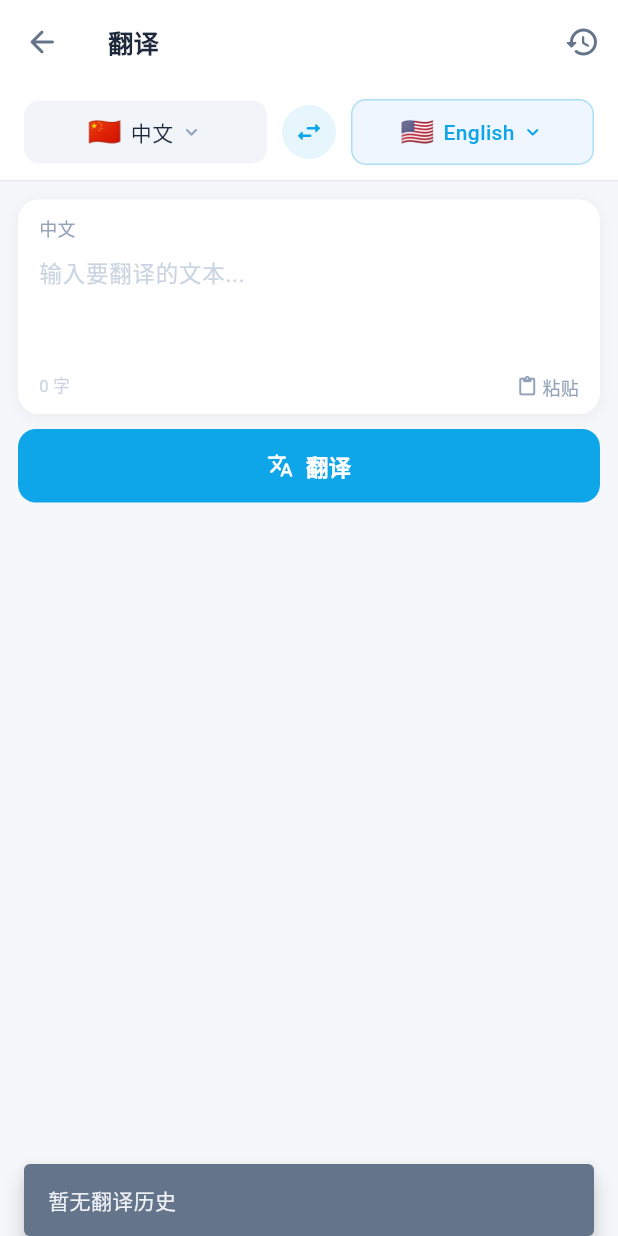
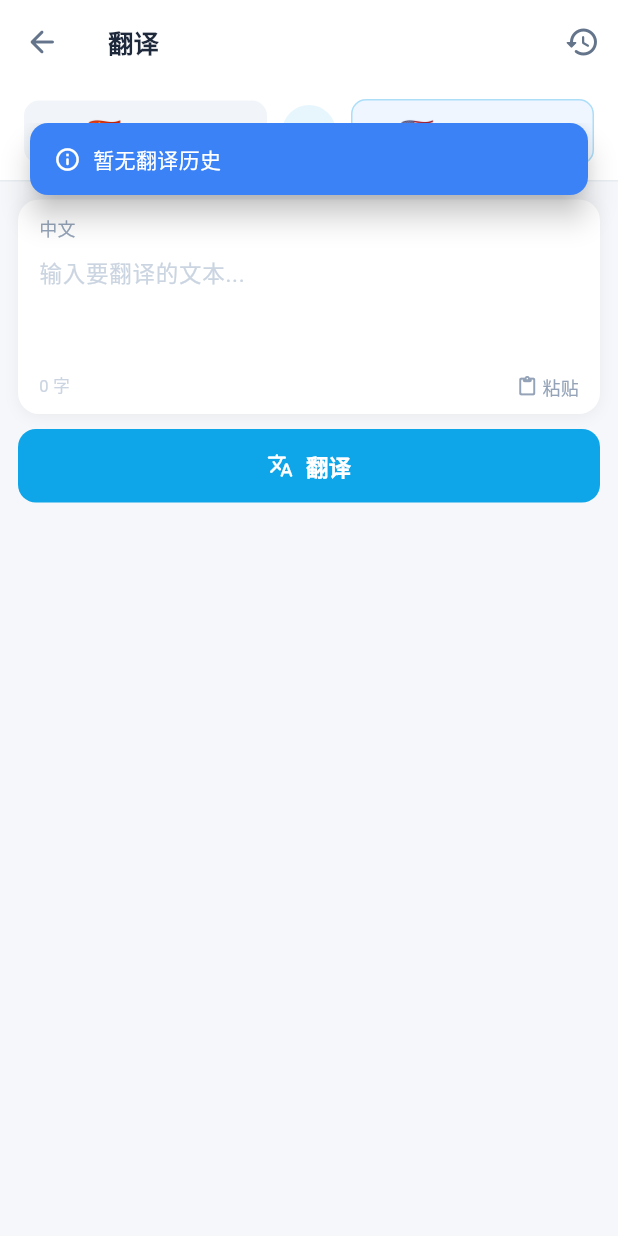
Before and after one commit to 17764526871/dagou-flutter, a Flutter app: the TranslateScreen screen opened directly, after a tap on the "history" icon, on a phone screen of 412 x 824 dp. Run offline on Flutter 3.47's test engine with Material 3 defaults, Android fonts, the phone set to English and light mode, and no system bars; our stand-ins replace dio, flutter_markdown, flutter_tts, image_picker, just_audio, loading_animation_widget and 1 more; missing offline and left inert: flutter_gemma, record; accounts and stored records are empty; network calls fail.

Commit message:
feat: 统一通知组件并改进模型管理
- 新增 TopNotification 组件统一管理顶部通知，替换分散的 SnackBar 实现
- 在 AI 服务中添加 stopGeneration 方法以支持停止模型生成
- 优化模型列表，更新为真实可用的 HuggingFace 模型地址
- 改进取消发送逻辑，先停止模型生成再清理历史记录
- 在录音过短时显示提示通知，提升用户体验

```diff
--- a/lib/presentation/screens/translate/translate_screen.dart
+++ b/lib/presentation/screens/translate/translate_screen.dart
@@ -1,5 +1,6 @@
 import 'package:flutter/material.dart';
 import 'package:flutter/services.dart';
+import '../../widgets/common/top_notification.dart';
 import 'dart:async';
 import '../../../services/ai/ai_service.dart';
 
@@ -158,15 +159,10 @@ class _TranslateScreenState extends State<TranslateScreen>
   void _copyOutput() {
     if (_outputText.isEmpty) return;
     Clipboard.setData(ClipboardData(text: _outputText));
-    ScaffoldMessenger.of(context).showSnackBar(
-      SnackBar(
-        content: const Text('已复制翻译结果'),
-        duration: const Duration(seconds: 1),
-        behavior: SnackBarBehavior.floating,
-        margin: const EdgeInsets.only(top: 60, left: 16, right: 16),
-        shape: RoundedRectangleBorder(borderRadius: BorderRadius.circular(10)),
-        backgroundColor: const Color(0xFF10B981),
-      ),
+    TopNotification.show(
+      context,
+      '已复制翻译结果',
+      type: NotificationType.success,
     );
   }
 
@@ -597,13 +593,9 @@ class _TranslateScreenState extends State<TranslateScreen>
 
   void _showHistory() {
     if (_history.isEmpty) {
-      ScaffoldMessenger.of(context).showSnackBar(
-        const SnackBar(
-          content: Text('暂无翻译历史'),
-          behavior: SnackBarBehavior.floating,
-          margin: EdgeInsets.only(top: 60, left: 16, right: 16),
-          backgroundColor: Color(0xFF64748B),
-        ),
+      TopNotification.show(
+        context,
+        '暂无翻译历史',
       );
       return;
     }
--- /dev/null
+++ b/lib/presentation/widgets/common/top_notification.dart
@@ -0,0 +1,66 @@
+import 'package:flutter/material.dart';
+
+enum NotificationType { success, error, info }
+
+class TopNotification {
+  static void show(BuildContext context, String message, {NotificationType type = NotificationType.info}) {
+    final scaffoldMessenger = ScaffoldMessenger.of(context);
+    scaffoldMessenger.clearSnackBars();
+
+    Color backgroundColor;
+    IconData icon;
+
+    switch (type) {
+      case NotificationType.success:
+        backgroundColor = const Color(0xFF10B981);
+        icon = Icons.check_circle_rounded;
+        break;
+      case NotificationType.error:
+        backgroundColor = const Color(0xFFEF4444);
+        icon = Icons.error_outline_rounded;
+        break;
+      case NotificationType.info:
+      default:
+        backgroundColor = const Color(0xFF3B82F6);
+        icon = Icons.info_outline_rounded;
+        break;
+    }
+
+    scaffoldMessenger.showSnackBar(
+      SnackBar(
+        content: Row(
+          mainAxisSize: MainAxisSize.min,
+          children: [
+            Icon(icon, color: Colors.white, size: 18),
+            const SizedBox(width: 8),
+            Flexible(
+              child: Text(
+                message,
+                style: const TextStyle(
+                  color: Colors.white,
+                  fontSize: 14,
+                  fontWeight: FontWeight.w500,
+                ),
+                maxLines: 2,
+                overflow: TextOverflow.ellipsis,
+              ),
+            ),
+          ],
+        ),
+        backgroundColor: backgroundColor,
+        behavior: SnackBarBehavior.floating,
+        elevation: 8,
+        margin: EdgeInsets.only(
+          bottom: MediaQuery.of(context).size.height - 130, // 显示在顶部
+          left: 20,
+          right: 20,
+        ),
+        shape: RoundedRectangleBorder(
+          borderRadius: BorderRadius.circular(12),
+        ),
+        duration: const Duration(seconds: 2),
+        dismissDirection: DismissDirection.up,
+      ),
+    );
+  }
+}
--- a/lib/services/ai/model_manager.dart
+++ b/lib/services/ai/model_manager.dart
@@ -18,7 +18,7 @@ class ModelManager {
   String? _currentModelId;
   PreferredBackend _currentBackend = PreferredBackend.gpu;
 
-  // 支持的模型列表（扩展更多模型）
+  // 支持的模型列表（扩展更多模型，真实HuggingFace地址）
   static const List<AIModelInfo> availableModels = [
     AIModelInfo(
       id: 'gemma-4-e2b',
@@ -30,49 +30,36 @@ class ModelManager {
       localPath: 'assets/models/gemma-4-E2B-it.litertlm',
     ),
     AIModelInfo(
-      id: 'gemma-3n-e2b',
-      name: 'Gemma 3n E2B',
-      size: '2.0GB',
-      capabilities: ['text', 'image', 'audio'],
-      url:
-          'https://huggingface.co/litert-community/Gemma-3n-E2B-it-litert-lm/resolve/main/gemma-3n-E2B-it.litertlm',
-      description: '多模态轻量模型（文本+图片+音频）',
+      id: 'gemma-2-2b-it-cpu',
+      name: 'Gemma 2 2B IT (CPU)',
+      size: '1.4GB',
+      capabilities: ['text'],
+      url: 'https://huggingface.co/bensonruan/gemma-2-2b-it-cpu-int4/resolve/main/gemma-2-2b-it-cpu-int4.bin?download=true',
+      description: '适合CPU运行的纯文本模型，速度较快，兼容性强',
     ),
     AIModelInfo(
-      id: 'gemma-3-1b',
-      name: 'Gemma 3 1B',
-      size: '0.8GB',
+      id: 'gemma-2-2b-it-gpu',
+      name: 'Gemma 2 2B IT (GPU)',
+      size: '1.4GB',
       capabilities: ['text'],
-      url:
-          'https://huggingface.co/litert-community/Gemma-3-1B-IT-int4/resolve/main/gemma3-1b-it-int4.task',
-      description: '超轻量纯文本模型，速度最快',
+      url: 'https://huggingface.co/bensonruan/gemma-2-2b-it-gpu-int4/resolve/main/gemma-2-2b-it-gpu-int4.bin?download=true',
+      description: '适合高端设备GPU运行的纯文本模型，速度最快',
     ),
     AIModelInfo(
-      id: 'gemma-3-4b',
-      name: 'Gemma 3 4B',
-      size: '2.6GB',
-      capabilities: ['text', 'image'],
-      url:
-          'https://huggingface.co/litert-community/Gemma-3-4B-IT-int4/resolve/main/gemma3-4b-it-int4.task',
-      description: '中等规模视觉语言模型',
+      id: 'gemma-2b-it-cpu',
+      name: 'Gemma 1.1 2B IT (CPU)',
+      size: '1.3GB',
+      capabilities: ['text'],
+      url: 'https://huggingface.co/bensonruan/gemma-2b-it-cpu-int4/resolve/main/gemma-2b-it-cpu-int4.bin?download=true',
+      description: '第一代轻量级文本模型，资源占用极小',
     ),
     AIModelInfo(
-      id: 'gemma-2-2b',
-      name: 'Gemma 2 2B',
-      size: '1.5GB',
+      id: 'gemma-2b-it-gpu',
+      name: 'Gemma 1.1 2B IT (GPU)',
+      size: '1.3GB',
       capabilities: ['text'],
-      url:
-          'https://huggingface.co/litert-community/gemma-2b-it-gpu-int4/resolve/main/gemma-2b-it-gpu-int4.bin',
-      description: '轻量级纯文本模型',
-    ),
-    AIModelInfo(
-      id: 'gemma-2-9b',
-      name: 'Gemma 2 9B',
-      size: '5.4GB',
-      capabilities: ['text'],
-      url:
-          'https://huggingface.co/litert-community/gemma-2-9b-it-gpu-int4/resolve/main/gemma-2-9b-it-gpu-int4.bin',
-      description: '高性能文本模型（需要高端设备）',
+      url: 'https://huggingface.co/bensonruan/gemma-2b-it-gpu-int4/resolve/main/gemma-2b-it-gpu-int4.bin?download=true',
+      description: '第一代GPU加速文本模型，适合老旧设备',
     ),
   ];
 
@@ -111,6 +98,12 @@ class ModelManager {
             final progress = received / total;
             controller.add(progress);
             debugPrint('📥 下载进度: ${(progress * 100).toStringAsFixed(1)}%');
+          } else {
+            // 如果服务端不返回总大小，我们用2GB(2147483648 bytes)作为估算
+            const estimatedTotal = 2147483648.0;
+            final progress = (received / estimatedTotal).clamp(0.0, 0.99);
+            controller.add(progress);
+            debugPrint('📥 下载已接收: ${(received / 1024 / 1024).toStringAsFixed(1)} MB');
           }
         },
         options: Options(
```
Also changed, not shown: lib/presentation/screens/chat/chat_screen.dart (+15 -15 lines), lib/presentation/screens/models/model_list_screen.dart (+5 -40 lines), lib/presentation/screens/settings/settings_screen.dart (+5 -10 lines), lib/presentation/widgets/chat/input_bar.dart (+6 -8 lines), lib/presentation/widgets/chat/message_bubble.dart (+2 -10 lines), lib/services/ai/ai_service.dart (+12 -0 lines).
